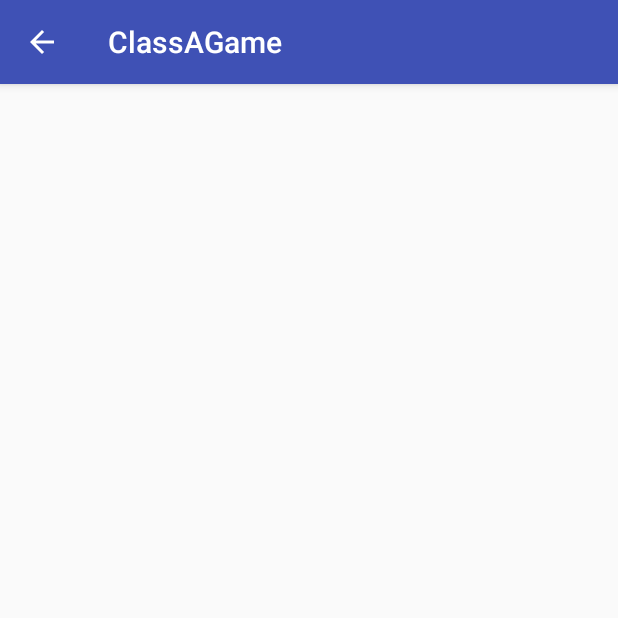
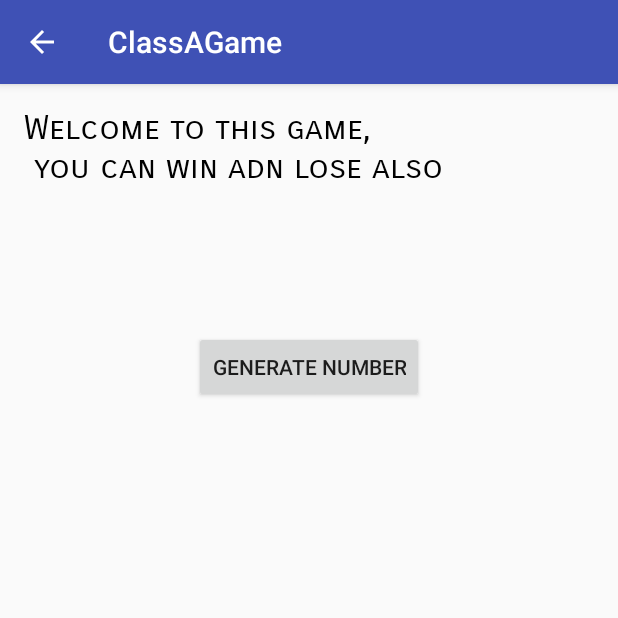
Before and after one commit to X4Rawand4X/ClassAGame, an Android app: the MiransActivity screen opened directly, with no data from a screen before it, on a phone screen of 412 x 824 dp, the top half of it. Run offline under Robolectric (Android 15) with nearby library versions, the light colour scheme and no system bars.

Commit message:
random function added ;)

```diff
--- a/app/src/main/java/com/example/geraltofrivia/classagame/MiransActivity.java
+++ b/app/src/main/java/com/example/geraltofrivia/classagame/MiransActivity.java
@@ -3,18 +3,45 @@ package com.example.geraltofrivia.classagame;
 import android.os.Bundle;
 import android.support.v7.app.AppCompatActivity;
 import android.view.MenuItem;
+import android.view.View;
+import android.widget.Button;
+import android.widget.TextView;
+
+import java.util.Random;
 
 public class MiransActivity extends AppCompatActivity {
 
+    Button randBtn;
+    TextView randNumberTxt;
+    TextView randNumberTxt2;
+    Random randNum1 = new Random();
     @Override
     protected void onCreate(Bundle savedInstanceState) {
         super.onCreate(savedInstanceState);
         setContentView(R.layout.activity_mirans);
+        randNumberTxt = (TextView) findViewById(R.id.randNumberTxt);
+        randNumberTxt2 = (TextView) findViewById(R.id.randNumberTxt2);
+        randBtn =(Button) findViewById(R.id.randBtn);
+        randBtn.setOnClickListener(generate);
         getSupportActionBar().setDisplayHomeAsUpEnabled(true);
 
     }
 /////////////////////////////////////////////////////////////////////////////////////////
 
+
+    View.OnClickListener generate = new View.OnClickListener() {
+        @Override
+        public void onClick(View view) {
+            switch (view.getId()){
+                case R.id.randBtn:
+                    int randomNumber1 = (randNum1.nextInt(6) +1 ) ;
+                    int randomNumber2 = (randNum1.nextInt(6) +1 ) ;
+                    randNumberTxt.setText(String.valueOf(randomNumber1));
+                    randNumberTxt2.setText(String.valueOf(randomNumber2));
+
+            }
+        }
+    };
     @Override
     public boolean onOptionsItemSelected(MenuItem item) {
         switch (item.getItemId()) {
--- a/app/src/main/res/layout/activity_mirans.xml
+++ b/app/src/main/res/layout/activity_mirans.xml
@@ -1,9 +1,59 @@
 <?xml version="1.0" encoding="utf-8"?>
-<android.support.constraint.ConstraintLayout xmlns:android="http://schemas.android.com/apk/res/android"
+<LinearLayout xmlns:android="http://schemas.android.com/apk/res/android"
     xmlns:app="http://schemas.android.com/apk/res-auto"
     xmlns:tools="http://schemas.android.com/tools"
     android:layout_width="match_parent"
     android:layout_height="match_parent"
+    android:layout_margin="16dp"
+    android:orientation="vertical"
     tools:context="com.example.geraltofrivia.classagame.MiransActivity">
 
-</android.support.constraint.ConstraintLayout>
+    <TextView
+        android:layout_width="wrap_content"
+        android:layout_height="wrap_content"
+        android:fontFamily="sans-serif-smallcaps"
+        android:text="@string/welcomeTxt"
+        android:textColor="#000"
+        android:textSize="22sp" />
+    ///////////////////////////////////////////////
+<LinearLayout
+    android:layout_width="match_parent"
+    android:layout_height="80dp"
+    android:orientation="horizontal">
+
+    <TextView
+        android:gravity="center"
+        android:id="@+id/randNumberTxt"
+        android:layout_width="wrap_content"
+        android:layout_height="wrap_content"
+        android:layout_gravity="center"
+        android:layout_marginTop="16dp"
+        android:layout_weight="1"
+        android:fontFamily="sans-serif-smallcaps"
+        android:text=""
+        android:textColor="#000"
+        android:textSize="28sp" />
+
+    <TextView
+        android:gravity="center"
+        android:layout_weight="1"
+        android:id="@+id/randNumberTxt2"
+        android:layout_width="wrap_content"
+        android:layout_height="wrap_content"
+        android:layout_marginTop="16dp"
+        android:layout_gravity="center"
+        android:fontFamily="sans-serif-smallcaps"
+        android:text=""
+        android:textColor="#000"
+        android:textSize="28sp" />
+
+</LinearLayout>
+    <Button
+        android:id="@+id/randBtn"
+        android:layout_width="wrap_content"
+        android:layout_height="wrap_content"
+        android:layout_gravity="center"
+        android:layout_marginTop="16dp"
+        android:text="Generate Number" />
+
+</LinearLayout>
--- a/app/src/main/res/values/strings.xml
+++ b/app/src/main/res/values/strings.xml
@@ -1,3 +1,4 @@
 <resources>
     <string name="app_name">ClassAGame</string>
+    <string name="welcomeTxt">Welcome to this game, \n you can win adn lose also</string>
 </resources>
```
